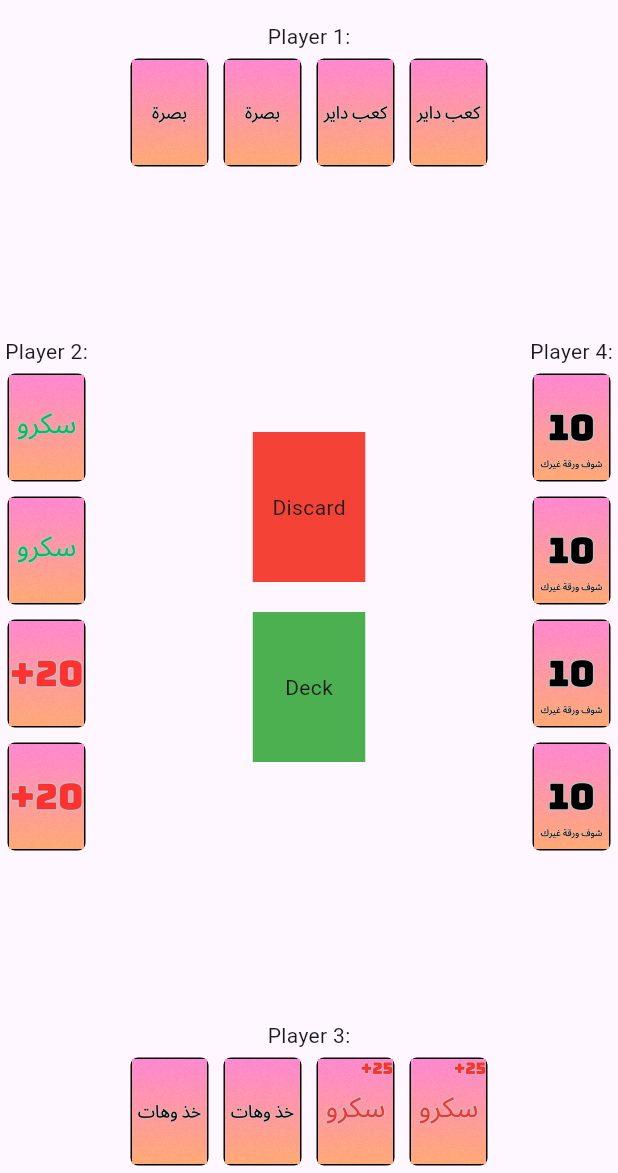
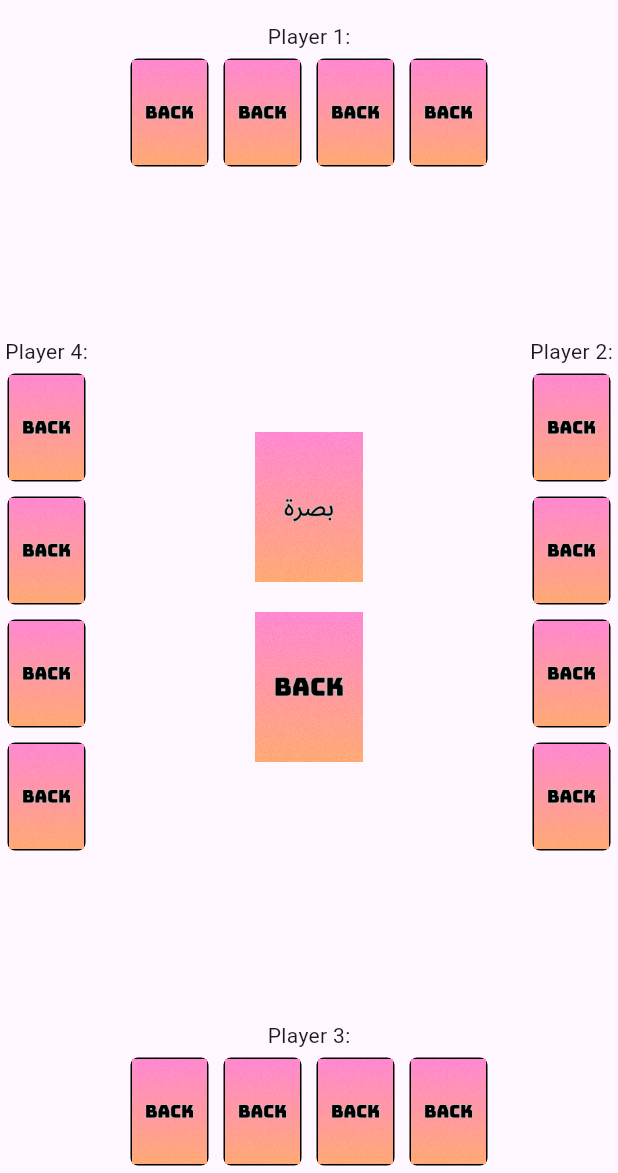
Before and after one commit to sanwaralkmali/scrow-cards-game, a Flutter app: the screen it shows after launch, on a phone screen of 412 x 824 dp, the part 63-1236 px from its top. Run offline on Flutter 3.47's test engine with Material 3 defaults, Android fonts, the phone set to English and light mode, and no system bars; statements that could not run were skipped.

Commit message:
Starting the game Logic: - Game State - Initilizing the Game (Random Deck) , (Handing 4 Random cards for each player) , (Show the 2 Cards for 3 seconds)

```diff
--- /dev/null
+++ b/lib/buildPlayerArea.dart
@@ -0,0 +1,103 @@
+import 'dart:async';
+import 'package:flutter/material.dart';
+import 'package:provider/provider.dart';
+import 'package:scrow/gameState.dart';
+
+class BuildPlayerArea extends StatefulWidget {
+  final int playerNumber; // Player 1, 2, 3, or 4
+  final int playerIndex; // Index in the players list (0, 1, 2, or 3)
+
+  const BuildPlayerArea({
+    Key? key,
+    required this.playerNumber,
+    required this.playerIndex,
+  }) : super(key: key);
+
+  @override
+  _BuildPlayerAreaState createState() => _BuildPlayerAreaState();
+}
+
+class _BuildPlayerAreaState extends State<BuildPlayerArea> {
+  bool showCards = true;
+
+  @override
+  void initState() {
+    super.initState();
+    Timer(const Duration(seconds: 10), () {
+      setState(() {
+        showCards = false; // Hide cards after 10 seconds
+      });
+    });
+  }
+
+  @override
+  Widget build(BuildContext context) {
+    final gameState = Provider.of<GameState>(context);
+    if (gameState.players.isEmpty ||
+        widget.playerIndex >= gameState.players.length) {
+      return const SizedBox.shrink(); // Or a placeholder widget
+    }
+
+    final player = gameState.players[widget.playerIndex];
+    print(player.hand.length);
+    return Column(
+      mainAxisSize: MainAxisSize.min,
+      children: [
+        Text('Player ${widget.playerNumber}:'),
+        if (widget.playerNumber == 1 || widget.playerNumber == 3)
+          Row(
+            mainAxisSize: MainAxisSize.min,
+            children: List.generate(
+              player.hand.length, // Use player.hand.length
+              (cardIndex) => GestureDetector(
+                onTap: () {
+                  // TODO: Handle card tap logic
+                },
+                child: Container(
+                  margin: const EdgeInsets.all(5),
+                  padding: const EdgeInsets.all(0),
+                  decoration: BoxDecoration(
+                    border: Border.all(color: Colors.black),
+                    borderRadius: BorderRadius.circular(5),
+                  ),
+                  child: Image.asset(
+                    // Check if enough cards and if face-up
+                    (cardIndex < 2) && (gameState.initialTimeElapsed)
+                        ? player.hand[cardIndex].imagePath
+                        : player.hand[cardIndex].backPath,
+                    width: 50.00,
+                  ),
+                ),
+              ),
+            ),
+          ),
+        if (widget.playerNumber == 2 || widget.playerNumber == 4)
+          Column(
+            mainAxisSize: MainAxisSize.min,
+            children: List.generate(
+              player.hand.length, // Use player.hand.length
+              (cardIndex) => GestureDetector(
+                onTap: () {
+                  // TODO: Handle card tap logic
+                },
+                child: Container(
+                  margin: const EdgeInsets.all(5),
+                  padding: const EdgeInsets.all(0),
+                  decoration: BoxDecoration(
+                    border: Border.all(color: Colors.black),
+                    borderRadius: BorderRadius.circular(5),
+                  ),
+                  child: Image.asset(
+                    (cardIndex < 2) && (gameState.initialTimeElapsed)
+                        ? player.hand[cardIndex].imagePath
+                        : player.hand[cardIndex].backPath,
+                    width: 50.00,
+                  ),
+                ),
+              ),
+            ),
+          ),
+      ],
+    );
+  }
+}
--- a/lib/data/cardsData.dart
+++ b/lib/data/cardsData.dart
@@ -1,7 +1,9 @@
-class Card {
-  final int rank; // 1 to 10 or a special card identifier
+class CardG {
+  final int rank;
   final bool isSpecial;
-  final String imagePath; // Asset path to the card image
+  final String imagePath;
+  bool isFaceUp = true;
+  final String backPath = 'assets/cards/back.png';
 
-  Card({required this.rank, required this.isSpecial, required this.imagePath});
+  CardG({required this.rank, required this.isSpecial, required this.imagePath});
 }
--- a/lib/data/deck.dart
+++ b/lib/data/deck.dart
@@ -1,40 +1,39 @@
+import 'dart:math';
 import 'package:scrow/data/cardsData.dart';
 
 class Deck {
-  List<Card> cards = [];
+  final List<CardG> cards = [];
 
   Deck() {
     // Initialize with 52 regular cards (1-10, 4 of each)
     for (int rank = 1; rank <= 10; rank++) {
       for (int i = 0; i < 4; i++) {
-        cards.add(Card(
+        cards.add(CardG(
             rank: rank,
             isSpecial: false,
             imagePath:
-                '$rank.png')); // Assuming you have images named card_1.png, card_2.png, etc.
+                'assets/cards/$rank.png')); // Update image path to assets folder
       }
     }
+
+    // Initialize with 6 special cards (11-16, 2 of each)
     for (int rank = 11; rank <= 16; rank++) {
       for (int i = 0; i < 2; i++) {
-        cards.add(Card(
-            rank: rank,
-            isSpecial: true,
-            imagePath:
-                '$rank.png')); // Assuming you have images named card_1.png, card_2.png, etc.
+        cards.add(CardG(
+            rank: rank, isSpecial: true, imagePath: 'assets/cards/$rank.png'));
       }
     }
   }
 
   void shuffle() {
-    cards.shuffle(); // Use the built-in shuffle method from 'dart:math'
+    cards.shuffle(Random());
   }
 
-  Card drawCard() {
+  CardG drawCard() {
     if (cards.isNotEmpty) {
-      return cards.removeLast(); // Remove the last card (top of the stack)
+      return cards.removeLast();
     } else {
-      throw Exception(
-          'Deck is empty'); // Handle the case where the deck runs out
+      throw Exception('Deck is empty');
     }
   }
 }
--- /dev/null
+++ b/lib/data/player.dart
@@ -0,0 +1,12 @@
+import 'package:scrow/data/cardsData.dart';
+
+class Player {
+  final String name;
+  final List<CardG> hand = [];
+
+  Player({required this.name});
+
+  void addCardToHand(CardG card) {
+    hand.add(card);
+  }
+}
--- a/lib/gameScreen.dart
+++ b/lib/gameScreen.dart
@@ -1,89 +1,75 @@
 // ignore: file_names
 import 'package:flutter/material.dart';
-import 'package:scrow/data/deck.dart';
+import 'package:provider/provider.dart';
+import 'package:scrow/buildPlayerArea.dart';
+import 'package:scrow/gameState.dart';
 
-class GameScreen extends StatelessWidget {
-  GameScreen({super.key});
-  Deck deck = Deck();
+class GameScreen extends StatefulWidget {
+  @override
+  _GameScreenState createState() => _GameScreenState();
+}
+
+class _GameScreenState extends State<GameScreen> {
+  @override
+  void initState() {
+    super.initState();
+    // Schedule the initializeGame() call for after the first frame.
+    WidgetsBinding.instance.addPostFrameCallback((_) {
+      Provider.of<GameState>(context, listen: false).initializeGame();
+    });
+  }
 
   @override
   Widget build(BuildContext context) {
-    deck.shuffle();
+    final gameState = Provider.of<GameState>(context);
     return Stack(
       children: [
-        // Center boxes
+        // Center boxes (simplified)
         Align(
           alignment: Alignment.center,
           child: Column(
             mainAxisSize: MainAxisSize.min,
             children: [
-              Container(
+              // Discard Pile (update to show the top discarded card later)
+              Image.asset(
+                gameState.discardPile.isNotEmpty
+                    ? gameState.discardPile.last.imagePath
+                    : 'assets/cards/back.png',
                 width: 75,
                 height: 100,
-                color: Colors.red, // Discard pile
-                child: const Center(child: Text('Discard')),
               ),
               const SizedBox(height: 20),
-              Container(
+              // Deck (update to handle deck interactions later)
+              GestureDetector(
+                onTap: () {
+                  // Add logic for drawing from the deck
+                  gameState.drawFromDeck();
+                },
+                child: Image.asset(
+                  'assets/cards/back.png',
                   width: 75,
                   height: 100,
-                color: Colors.green, // Deck
-                child: const Center(child: Text('Deck')),
+                ),
               ),
             ],
           ),
         ),
         // Player areas
-        Align(alignment: Alignment.topCenter, child: _buildPlayerArea(1)),
-        Align(alignment: Alignment.bottomCenter, child: _buildPlayerArea(3)),
-        Align(alignment: Alignment.centerLeft, child: _buildPlayerArea(2)),
-        Align(alignment: Alignment.centerRight, child: _buildPlayerArea(4)),
-      ],
-    );
-  }
-
-  Widget _buildPlayerArea(int playerNumber) {
-    return Column(
-      mainAxisSize: MainAxisSize.min,
-      children: [
-        Text('Player $playerNumber:'),
-        if (playerNumber == 1 || playerNumber == 3)
-          Row(
-            mainAxisSize: MainAxisSize.min,
-            children: [
-              for (int card = 0; card < 4; card++)
-                Container(
-                  margin: const EdgeInsets.all(5),
-                  padding: const EdgeInsets.all(0),
-                  decoration: BoxDecoration(
-                    border: Border.all(color: Colors.black),
-                    borderRadius: BorderRadius.circular(5),
+        const Align(
+          alignment: Alignment.topCenter,
+          child: BuildPlayerArea(playerNumber: 1, playerIndex: 0),
         ),
-                  child: Image.asset(
-                    'assets/cards/${deck.drawCard().imagePath}',
-                    width: 50.00,
+        const Align(
+          alignment: Alignment.bottomCenter,
+          child: BuildPlayerArea(playerNumber: 3, playerIndex: 2),
         ),
+        const Align(
+          alignment: Alignment.centerLeft,
+          child: BuildPlayerArea(playerNumber: 4, playerIndex: 3),
         ),
-            ],
-          ),
-        if (playerNumber == 2 || playerNumber == 4)
-          Column(
-            mainAxisSize: MainAxisSize.min,
-            children: [
-              for (int card = 0; card < 4; card++)
-                Container(
-                  margin: const EdgeInsets.all(5),
-                  padding: const EdgeInsets.all(0),
-                  decoration: BoxDecoration(
-                    border: Border.all(color: Colors.black),
-                    borderRadius: BorderRadius.circular(5),
-                  ),
-                  child: Image.asset(
-                    'assets/cards/${deck.drawCard().imagePath}',
-                    width: 50.00,
-                  ),
-                ),
-            ],
+        const Align(
+          alignment: Alignment.centerRight,
+          child: BuildPlayerArea(playerNumber: 2, playerIndex: 1),
         ),
       ],
     );
--- /dev/null
+++ b/lib/gameState.dart
@@ -0,0 +1,52 @@
+import 'package:flutter/material.dart';
+import 'package:scrow/data/cardsData.dart';
+import 'package:scrow/data/deck.dart';
+import 'package:scrow/data/player.dart';
+
+class GameState extends ChangeNotifier {
+  bool initialTimeElapsed = false;
+  final Deck deck = Deck();
+  List<CardG> discardPile = [];
+  List<Player> players = [];
+
+  GameState() {
+    // Start the timer
+    initialTimeElapsed = true;
+    Future.delayed(Duration(seconds: 3), () {
+      initialTimeElapsed = false;
+      notifyListeners();
+    });
+  }
+
+  void initializeGame() {
+    deck.shuffle();
+
+    players = [
+      Player(name: 'Player 1'),
+      Player(name: 'Player 2'),
+      Player(name: 'Player 3'),
+      Player(name: 'Player 4'),
+    ];
+    discardPile.add(deck.drawCard());
+
+    // Deal cards to players
+    for (int i = 0; i < 4; i++) {
+      for (Player player in players) {
+        player.addCardToHand(deck.drawCard());
+      }
+    }
+    notifyListeners();
+  }
+
+  //Add the card that was drawn to the player hand
+  void drawFromDeck() {
+    if (deck.cards.isNotEmpty) {
+      final card = deck.drawCard();
+      final currentPlayer = players[0];
+      currentPlayer.addCardToHand(card);
+      notifyListeners();
+    }
+  }
+
+  // ... (Other game logic methods for discarding, swapping, etc.)
+}
--- a/lib/main.dart
+++ b/lib/main.dart
@@ -1,8 +1,15 @@
 import 'package:flutter/material.dart';
+import 'package:provider/provider.dart';
 import 'package:scrow/gameScreen.dart';
+import 'package:scrow/gameState.dart';
 
 void main() {
-  runApp(const MyApp());
+  runApp(
+    ChangeNotifierProvider(
+      create: (context) => GameState(),
+      child: const MyApp(),
+    ),
+  );
 }
 
 class MyApp extends StatelessWidget {
--- a/pubspec.yaml
+++ b/pubspec.yaml
@@ -13,6 +13,7 @@ dependencies:
     sdk: flutter
 
   cupertino_icons: ^1.0.6
+  provider: ^6.1.2
 
 dev_dependencies:
   flutter_test:
```
Also changed, not shown: assets/cards/back.png (added), pubspec.lock. Lines whose indentation alone changed are shown as unchanged.
